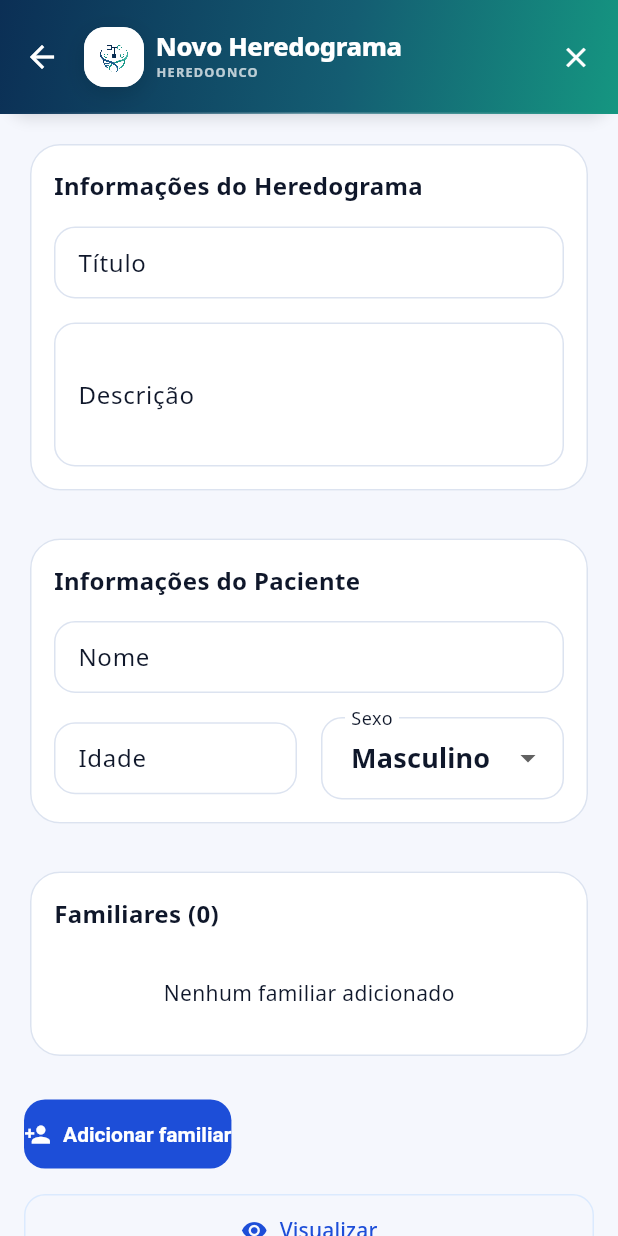
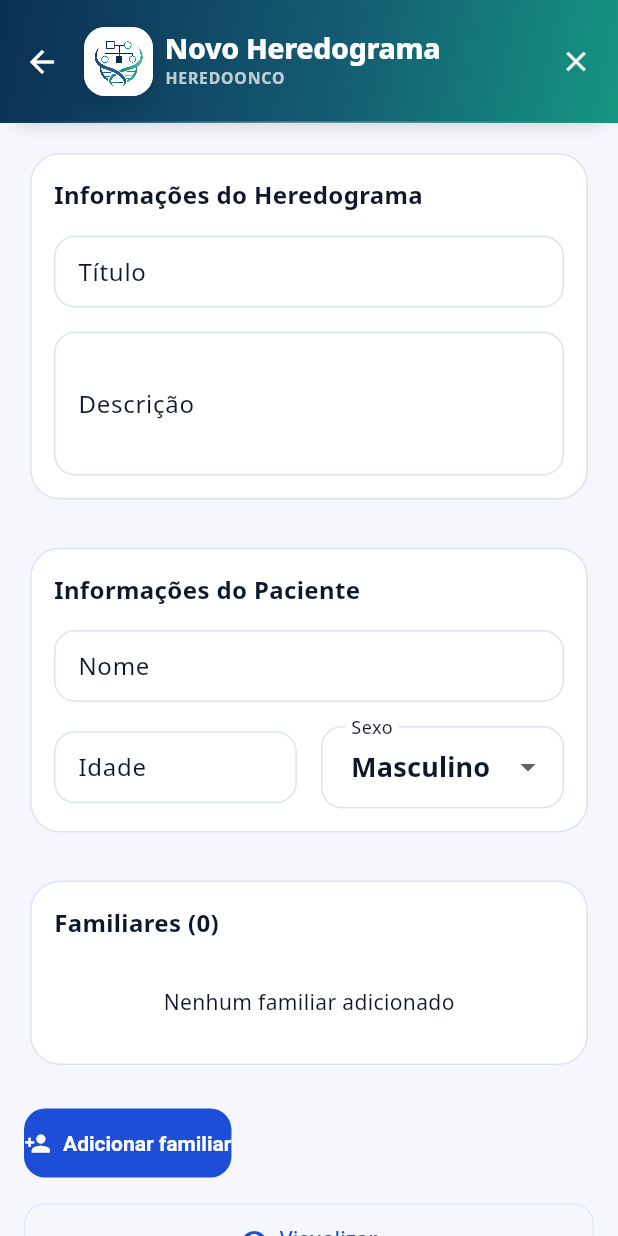
Before and after one commit to AlexVovo/heredograma_ici, a Flutter app: the screen it shows after launch, after a tap on "Novo heredograma", on a phone screen of 412 x 824 dp. Run offline on Flutter 3.47's test engine with Material 3 defaults, Android fonts, the phone set to English and light mode, and no system bars; our stand-ins replace cloud_firestore, firebase_core, pdf, printing; accounts and stored records are empty.

Commit message:
Atualizações

```diff
--- a/lib/views/main_navigation.dart
+++ b/lib/views/main_navigation.dart
@@ -202,7 +202,7 @@ class _BrandHeader extends StatelessWidget {
   @override
   Widget build(BuildContext context) {
     return Container(
-      height: 76,
+      height: 82,
       padding: EdgeInsets.symmetric(horizontal: extended ? 18 : 17),
       decoration: const BoxDecoration(
         gradient: LinearGradient(
@@ -216,9 +216,9 @@ class _BrandHeader extends StatelessWidget {
             extended ? MainAxisAlignment.start : MainAxisAlignment.center,
         children: [
           Container(
-            width: 46,
-            height: 46,
-            padding: const EdgeInsets.all(5),
+            width: 54,
+            height: 54,
+            padding: const EdgeInsets.all(3),
             decoration: BoxDecoration(
               color: Colors.white,
               borderRadius: BorderRadius.circular(14),
@@ -243,21 +243,21 @@ class _BrandHeader extends StatelessWidget {
                     'HeredoOnco',
                     style: TextStyle(
                       color: Colors.white,
-                      fontSize: 19,
+                      fontSize: 21,
                       height: 1,
                       fontWeight: FontWeight.w800,
                       letterSpacing: -.3,
                     ),
                   ),
-                  SizedBox(height: 5),
+                  SizedBox(height: 6),
                   Text(
                     'GENÉTICA  •  CUIDADO',
                     maxLines: 1,
                     style: TextStyle(
                       color: Color(0xFFB7E1E3),
-                      fontSize: 8.5,
+                      fontSize: 11,
                       fontWeight: FontWeight.w800,
-                      letterSpacing: .9,
+                      letterSpacing: .55,
                     ),
                   ),
                 ],
--- a/lib/views/splash_screen.dart
+++ b/lib/views/splash_screen.dart
@@ -19,9 +19,12 @@ class SplashScreen extends StatelessWidget {
               opacity: ((scale - 0.88) / 0.12).clamp(0, 1),
               child: Transform.scale(scale: scale, child: child),
             ),
-            child: const Padding(
-              padding: EdgeInsets.symmetric(horizontal: 40),
-              child: BrandLogo(width: 360),
+            child: LayoutBuilder(
+              builder: (context, constraints) {
+                final available = constraints.maxWidth - 48;
+                final logoWidth = available > 500 ? 500.0 : available;
+                return BrandLogo(width: logoWidth);
+              },
             ),
           ),
         ),
--- a/lib/widgets/brand_logo.dart
+++ b/lib/widgets/brand_logo.dart
@@ -26,13 +26,100 @@ class BrandLogo extends StatelessWidget {
 
   @override
   Widget build(BuildContext context) {
-    return Image.asset(
-      compact ? iconAsset : fullAsset,
-      width: width,
-      height: height,
-      fit: fit,
-      filterQuality: FilterQuality.high,
-      semanticLabel: 'Logo HeredoOnco',
+    if (compact) {
+      return SizedBox(
+        width: width,
+        height: height,
+        child: ClipRect(
+          child: Transform.scale(
+            scale: 1.42,
+            child: Image.asset(
+              iconAsset,
+              fit: fit,
+              filterQuality: FilterQuality.high,
+              semanticLabel: 'Símbolo HeredoOnco',
+            ),
+          ),
+        ),
+      );
+    }
+
+    final effectiveWidth = width ?? 280;
+    final effectiveHeight = height ??
+        effectiveWidth *
+            (effectiveWidth < 240
+                ? .92
+                : effectiveWidth < 360
+                    ? .74
+                    : .62);
+    final nameSize = effectiveWidth * .105 < 22 ? 22.0 : effectiveWidth * .105;
+    final taglineSize =
+        effectiveWidth * .028 < 9.5 ? 9.5 : effectiveWidth * .028;
+
+    return Semantics(
+      label: 'HeredoOnco — Mapeie histórias. Entenda gerações. Promova saúde.',
+      image: true,
+      child: SizedBox(
+        width: effectiveWidth,
+        height: effectiveHeight,
+        child: Column(
+          mainAxisAlignment: MainAxisAlignment.center,
+          children: [
+            SizedBox(
+              width: effectiveHeight * (effectiveWidth < 240 ? .45 : .54),
+              height: effectiveHeight * (effectiveWidth < 240 ? .45 : .54),
+              child: const BrandLogo.compact(),
+            ),
+            const SizedBox(height: 6),
+            RichText(
+              text: TextSpan(
+                style: TextStyle(
+                  fontFamily: 'NotoSans',
+                  fontSize: nameSize,
+                  height: 1,
+                  fontWeight: FontWeight.w800,
+                  letterSpacing: -1,
+                ),
+                children: const [
+                  TextSpan(
+                    text: 'Heredo',
+                    style: TextStyle(color: Color(0xFF0B3B68)),
+                  ),
+                  TextSpan(
+                    text: 'Onco',
+                    style: TextStyle(color: Color(0xFF119B83)),
+                  ),
+                ],
+              ),
+            ),
+            const SizedBox(height: 9),
+            Container(
+              width: effectiveWidth * .58,
+              height: 2,
+              decoration: BoxDecoration(
+                borderRadius: BorderRadius.circular(2),
+                gradient: const LinearGradient(
+                  colors: [Color(0xFF0B3B68), Color(0xFF17A88E)],
+                ),
+              ),
+            ),
+            const SizedBox(height: 8),
+            Text(
+              effectiveWidth < 240
+                  ? 'MAPEIE HISTÓRIAS\nPROMOVA SAÚDE'
+                  : 'MAPEIE HISTÓRIAS  •  ENTENDA GERAÇÕES\nPROMOVA SAÚDE',
+              textAlign: TextAlign.center,
+              style: TextStyle(
+                color: const Color(0xFF24405F),
+                fontSize: taglineSize,
+                height: 1.45,
+                fontWeight: FontWeight.w700,
+                letterSpacing: effectiveWidth >= 320 ? 1.25 : .65,
+              ),
+            ),
+          ],
+        ),
+      ),
     );
   }
 }
--- a/lib/widgets/branded_app_bar.dart
+++ b/lib/widgets/branded_app_bar.dart
@@ -21,7 +21,7 @@ class BrandedAppBar extends StatelessWidget implements PreferredSizeWidget {
   });
 
   @override
-  Size get preferredSize => const Size.fromHeight(76);
+  Size get preferredSize => const Size.fromHeight(82);
 
   @override
   Widget build(BuildContext context) {
@@ -30,10 +30,10 @@ class BrandedAppBar extends StatelessWidget implements PreferredSizeWidget {
     final isDesktop = screenWidth >= 900;
     final isCompact = screenWidth < 600;
     final isVeryCompact = screenWidth < 360;
-    final logoSize = isCompact ? 40.0 : 46.0;
+    final logoSize = isCompact ? 46.0 : 52.0;
 
     return AppBar(
-      toolbarHeight: 76,
+      toolbarHeight: 82,
       backgroundColor: Colors.transparent,
       foregroundColor: effectiveForegroundColor,
       surfaceTintColor: Colors.transparent,
@@ -118,7 +118,7 @@ class BrandedAppBar extends StatelessWidget implements PreferredSizeWidget {
                   overflow: TextOverflow.ellipsis,
                   style: TextStyle(
                     color: effectiveForegroundColor,
-                    fontSize: isCompact ? 17 : 19,
+                    fontSize: isCompact ? 19 : 21,
                     height: 1.1,
                     fontWeight: FontWeight.w800,
                     letterSpacing: -0.25,
@@ -136,10 +136,10 @@ class BrandedAppBar extends StatelessWidget implements PreferredSizeWidget {
                     overflow: TextOverflow.ellipsis,
                     style: TextStyle(
                       color: effectiveForegroundColor.withValues(alpha: 0.72),
-                      fontSize: isCompact ? 8.5 : 9.5,
-                      height: 1,
+                      fontSize: isCompact ? 10.5 : 11.5,
+                      height: 1.1,
                       fontWeight: FontWeight.w700,
-                      letterSpacing: isCompact ? 0.8 : 1.15,
+                      letterSpacing: isCompact ? 0.55 : 0.8,
                     ),
                   ),
                 ],
```
Also changed, not shown: 1 other file.
